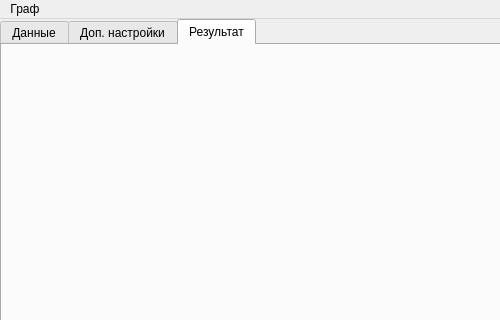
The window that MainWindow.ui (PavelBelka/failsafeSystems) describes before a commit, drawn with Qt 5; both pictures show x 0 to 500 and y 0 to 320 of the 960 by 720 pixel window.
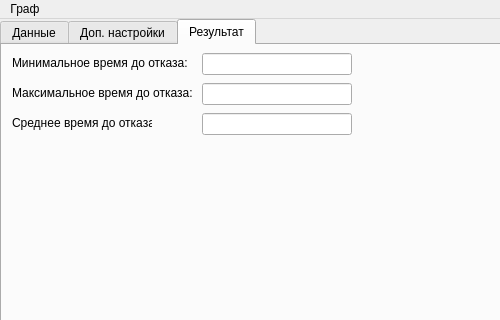
The same window after the commit. The open tabs and pages were chosen to show the change.

What changed in the file:
```diff
--- a/MainWindow.ui
+++ b/MainWindow.ui
@@ -396,6 +396,84 @@
      <attribute name="title">
       <string>Результат</string>
      </attribute>
+     <widget class="QLabel" name="label_min_time">
+      <property name="geometry">
+       <rect>
+        <x>10</x>
+        <y>10</y>
+        <width>180</width>
+        <height>16</height>
+       </rect>
+      </property>
+      <property name="text">
+       <string>Минимальное время до отказа:</string>
+      </property>
+     </widget>
+     <widget class="QLabel" name="label_max_time">
+      <property name="geometry">
+       <rect>
+        <x>10</x>
+        <y>40</y>
+        <width>180</width>
+        <height>16</height>
+       </rect>
+      </property>
+      <property name="text">
+       <string>Максимальное время до отказа:</string>
+      </property>
+     </widget>
+     <widget class="QLabel" name="label_average_time">
+      <property name="geometry">
+       <rect>
+        <x>10</x>
+        <y>70</y>
+        <width>140</width>
+        <height>16</height>
+       </rect>
+      </property>
+      <property name="text">
+       <string>Среднее время до отказа:</string>
+      </property>
+     </widget>
+     <widget class="QLineEdit" name="min_time_lineEdit">
+      <property name="geometry">
+       <rect>
+        <x>200</x>
+        <y>8</y>
+        <width>150</width>
+        <height>22</height>
+       </rect>
+      </property>
+      <property name="readOnly">
+       <bool>true</bool>
+      </property>
+     </widget>
+     <widget class="QLineEdit" name="max_time_lineEdit">
+      <property name="geometry">
+       <rect>
+        <x>200</x>
+        <y>38</y>
+        <width>150</width>
+        <height>22</height>
+       </rect>
+      </property>
+      <property name="readOnly">
+       <bool>true</bool>
+      </property>
+     </widget>
+     <widget class="QLineEdit" name="average_time_lineEdit">
+      <property name="geometry">
+       <rect>
+        <x>200</x>
+        <y>68</y>
+        <width>150</width>
+        <height>22</height>
+       </rect>
+      </property>
+      <property name="readOnly">
+       <bool>true</bool>
+      </property>
+     </widget>
     </widget>
    </widget>
   </widget>
```
Left out of the diff: 10 changed lines with no effect on the pictures.
